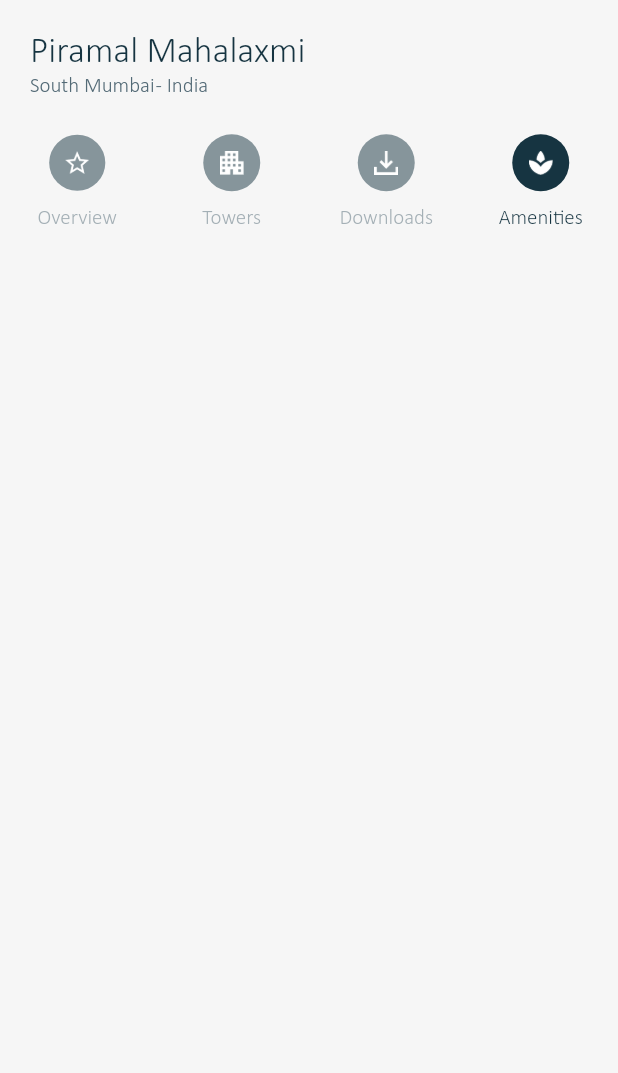
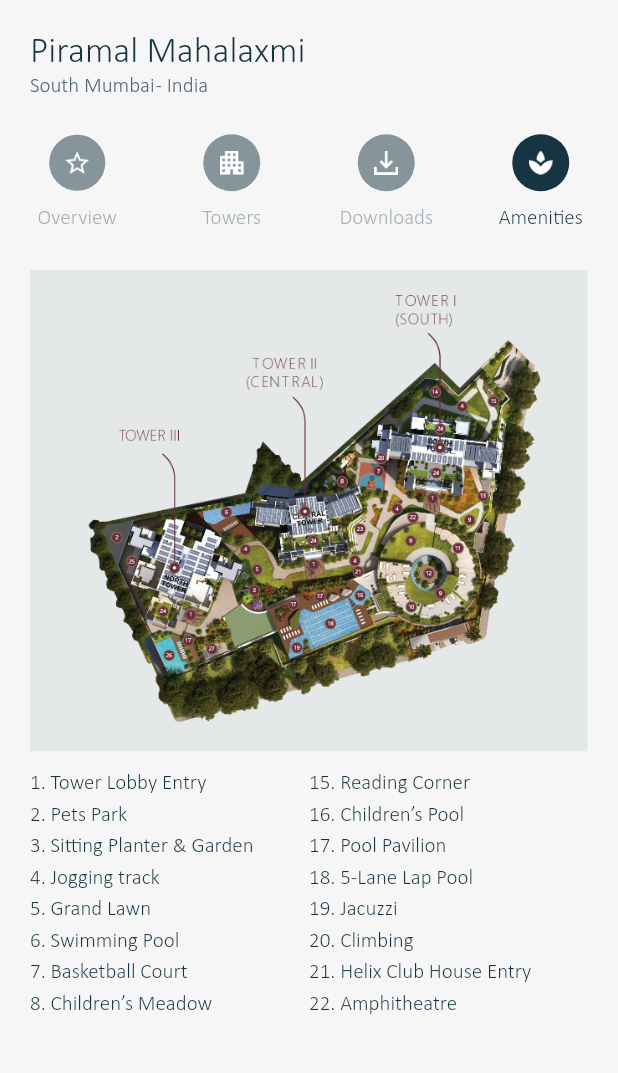
Before and after one commit to pratikKataria/piramal_cp, a Flutter app: the screen it shows after launch, tab 4 chosen, on a phone screen of 412 x 824 dp, the part 84-1157 px from its top. Run offline on Flutter 3.47's test engine with Material 2 defaults, Android fonts, the phone set to English and light mode, and no system bars; our stand-ins replace connectivity, fluttertoast, logger, progress_dialog, shared_preferences; project files that could hold a hidden picture were left out.

Commit message:
➕ Amenities page created

```diff
--- a/lib/ui/projectsFlo/projectDetail/pages/project_detail_amenities_page.dart
+++ b/lib/ui/projectsFlo/projectDetail/pages/project_detail_amenities_page.dart
@@ -1,10 +1,37 @@
 import 'package:flutter/material.dart';
+import 'package:piramal_channel_partner/res/Fonts.dart';
+import 'package:piramal_channel_partner/res/Images.dart';
+import 'package:piramal_channel_partner/utils/Utility.dart';
 
 class ProjectDetailAmentiesPage extends StatelessWidget {
   const ProjectDetailAmentiesPage({Key key}) : super(key: key);
 
   @override
   Widget build(BuildContext context) {
-    return Container();
+    return Container(
+      padding: EdgeInsets.symmetric(horizontal: 20.0),
+      child: ListView(
+        children: [
+          Image.asset(Images.kImgPlaceholderAmenities),
+          verticalSpace(10.0),
+          Row(
+            children: [
+              Expanded(
+                child: Text(
+                  "1. Tower Lobby Entry\n2. Pets Park\n3. Sitting Planter & Garden\n4. Jogging track\n5. Grand Lawn\n6. Swimming Pool\n7. Basketball Court\n8. Children’s Meadow",
+                  style: textStyle14px500w20H,
+                ),
+              ),
+              Expanded(
+                child: Text(
+                  "15. Reading Corner\n16. Children’s Pool\n17. Pool Pavilion\n18. 5-Lane Lap Pool\n19. Jacuzzi\n20. Climbing\n21. Helix Club House Entry\n22. Amphitheatre",
+                  style: textStyle14px500w20H,
+                ),
+              ),
+            ],
+          )
+        ],
+      ),
+    );
   }
 }
```
